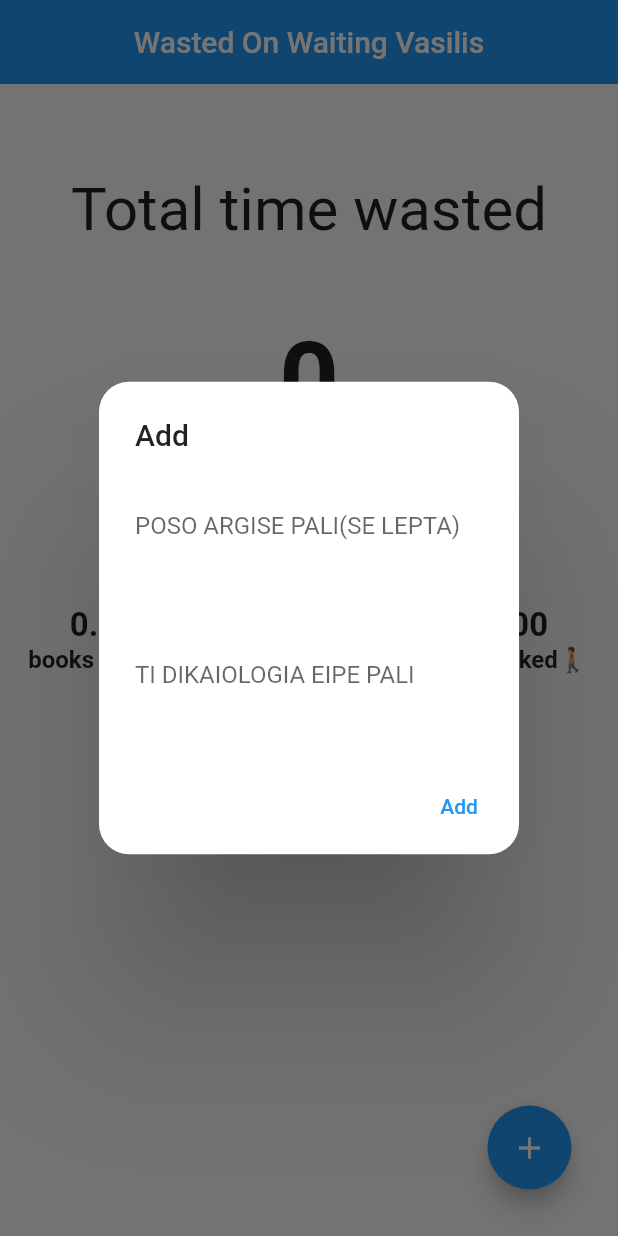
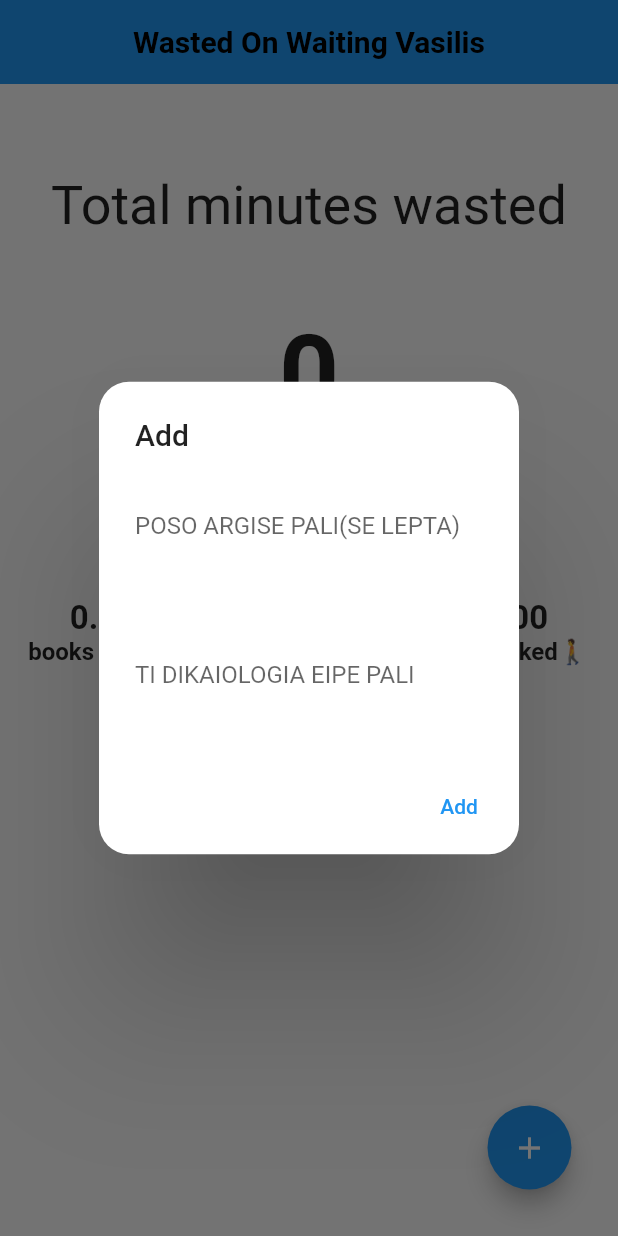
Before and after one commit to Dionkaps/wasted_with_vasilis, a Flutter app: the screen it shows after launch, after a tap on the "add" icon, on a phone screen of 412 x 824 dp. Run offline on Flutter 3.47's test engine with Material 2 defaults, Android fonts, the phone set to English and light mode, and no system bars; our stand-ins replace cloud_firestore, firebase_core, motion_toast; accounts and stored records are empty.

Commit message:
teleutaies pinelies

```diff
--- a/wwv/lib/main.dart
+++ b/wwv/lib/main.dart
@@ -2,7 +2,6 @@ import 'package:flutter/material.dart';
 import 'package:firebase_core/firebase_core.dart';
 import 'package:cloud_firestore/cloud_firestore.dart';
 import 'package:motion_toast/motion_toast.dart';
-import 'dart:io';
 
 Future main() async {
   WidgetsFlutterBinding.ensureInitialized();
@@ -20,7 +19,7 @@ class MyApp extends StatelessWidget {
       theme: ThemeData(
         primarySwatch: Colors.blue,
       ),
-      home: MyHomePage(),
+      home: const MyHomePage(),
     );
   }
 }
@@ -59,8 +58,8 @@ class _MyHomePageState extends State<MyHomePage> {
       'time': number + int.parse(mininput),
     });
     MotionToast.success(
-      title: Text("EPITIXIA"),
-      description: Text("OLA KALA ANEVIKAN"),
+      title: const Text("EPITIXIA"),
+      description: const Text("OLA KALA ANEVIKAN"),
     ).show(context);
   }
 
@@ -108,7 +107,10 @@ class _MyHomePageState extends State<MyHomePage> {
       resizeToAvoidBottomInset: false,
       appBar: AppBar(
         centerTitle: true,
-        title: const Text('Wasted On Waiting Vasilis'),
+        title: const Text(
+          'Wasted On Waiting Vasilis',
+          style: TextStyle(color: Colors.black, fontWeight: FontWeight.bold),
+        ),
         elevation: 0,
       ),
       body: SizedBox(
@@ -121,21 +123,22 @@ class _MyHomePageState extends State<MyHomePage> {
                 child: Align(
                     alignment: Alignment.center,
                     child: Text(
-                      "Total time wasted",
-                      style: TextStyle(fontSize: 40),
+                      "Total minutes wasted",
+                      style: TextStyle(fontSize: 36),
                     )),
               ),
             ),
             Padding(
-              padding: EdgeInsets.only(top: 50, bottom: 50),
+              padding: const EdgeInsets.only(top: 50, bottom: 50),
               child: Align(
                   alignment: Alignment.center,
                   child: Text(
                     number.toString(),
-                    style: TextStyle(fontSize: 70, fontWeight: FontWeight.bold),
+                    style: const TextStyle(
+                        fontSize: 70, fontWeight: FontWeight.bold),
                   )),
             ),
-            Align(
+            const Align(
                 alignment: Alignment.center,
                 child: Padding(
                   padding: EdgeInsets.only(bottom: 30),
@@ -153,10 +156,10 @@ class _MyHomePageState extends State<MyHomePage> {
                         alignment: Alignment.center,
                         child: Text(
                           books.toStringAsFixed(2),
-                          style: TextStyle(
+                          style: const TextStyle(
                               fontWeight: FontWeight.bold, fontSize: 22),
                         )),
-                    Align(
+                    const Align(
                         alignment: Alignment.center,
                         child: Text(
                           "books read📚",
@@ -172,10 +175,10 @@ class _MyHomePageState extends State<MyHomePage> {
                         alignment: Alignment.center,
                         child: Text(
                           movies.toStringAsFixed(2),
-                          style: TextStyle(
+                          style: const TextStyle(
                               fontWeight: FontWeight.bold, fontSize: 22),
                         )),
-                    Align(
+                    const Align(
                         alignment: Alignment.center,
                         child: Text(
                           "movies watched🎥",
@@ -191,10 +194,10 @@ class _MyHomePageState extends State<MyHomePage> {
                         alignment: Alignment.center,
                         child: Text(
                           km.toStringAsFixed(2),
-                          style: TextStyle(
+                          style: const TextStyle(
                               fontWeight: FontWeight.bold, fontSize: 22),
                         )),
-                    Align(
+                    const Align(
                         alignment: Alignment.center,
                         child: Text(
                           "km walked🚶",
@@ -205,7 +208,7 @@ class _MyHomePageState extends State<MyHomePage> {
                 )),
               ],
             ),
-            Padding(
+            const Padding(
                 padding: EdgeInsets.only(top: 45, bottom: 20),
                 child: Text(
                   'Recent Dikaiologies 🤥',
@@ -220,7 +223,7 @@ class _MyHomePageState extends State<MyHomePage> {
                 return Scrollbar(
                   thumbVisibility: true,
                   thickness: 5,
-                  radius: Radius.circular(20),
+                  radius: const Radius.circular(20),
                   child: ListView.builder(
                     shrinkWrap: true,
                     itemCount: (snapshots.data)?.docs.length ?? 0,
@@ -229,14 +232,14 @@ class _MyHomePageState extends State<MyHomePage> {
                           (snapshots.data!).docs[index];
                       return Card(
                         elevation: 3,
-                        color: Color.fromARGB(255, 244, 245, 246),
+                        color: const Color.fromARGB(255, 244, 245, 246),
                         margin: const EdgeInsets.all(5),
                         shape: RoundedRectangleBorder(
                             borderRadius: BorderRadius.circular(10)),
                         child: ListTile(
                           title: Text(
                             documentSnapshot["Itemtitle"],
-                            style: TextStyle(fontStyle: FontStyle.italic),
+                            style: const TextStyle(fontStyle: FontStyle.italic),
                           ),
                         ),
                       );
@@ -249,7 +252,7 @@ class _MyHomePageState extends State<MyHomePage> {
         ),
       ),
       floatingActionButton: Padding(
-        padding: EdgeInsets.only(bottom: 15, right: 15),
+        padding: const EdgeInsets.only(bottom: 15, right: 15),
         child: FloatingActionButton(
           onPressed: () {
             showDialog(
@@ -275,7 +278,7 @@ class _MyHomePageState extends State<MyHomePage> {
                           },
                         ),
                         Padding(
-                          padding: EdgeInsets.only(top: 40),
+                          padding: const EdgeInsets.only(top: 40),
                           child: TextField(
                             decoration: const InputDecoration(
                               labelText: 'TI DIKAIOLOGIA EIPE PALI',
@@ -291,13 +294,13 @@ class _MyHomePageState extends State<MyHomePage> {
                     ),
                     actions: <Widget>[
                       Padding(
-                        padding: EdgeInsets.only(top: 0),
+                        padding: const EdgeInsets.only(top: 0),
                         child: TextButton(
                             onPressed: () {
                               if (input == '' || mininput == '') {
                                 MotionToast.warning(
-                                        title: Text("EISAI VLAKAS"),
-                                        description: Text(
+                                        title: const Text("EISAI VLAKAS"),
+                                        description: const Text(
                                             "EXEIS AFISEI KAPOIO PEDIO KENO"))
                                     .show(context);
                               } else {
--- a/wwv/pubspec.yaml
+++ b/wwv/pubspec.yaml
@@ -41,6 +41,7 @@ dependencies:
   firebase_core: ^2.8.0
   firebase_database: ^10.0.16
   motion_toast: ^2.6.5
+  flutter_local_notifications:
 
 dev_dependencies:
   flutter_test:
```
Also changed, not shown: wwv/pubspec.lock, 1 other file.
